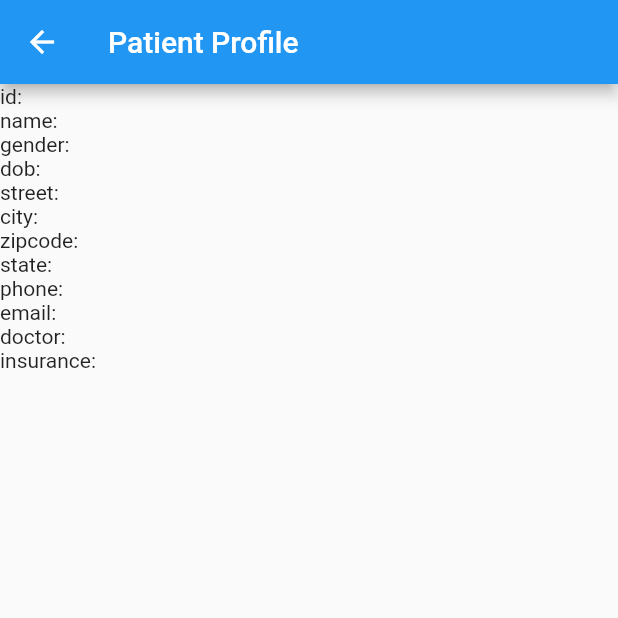
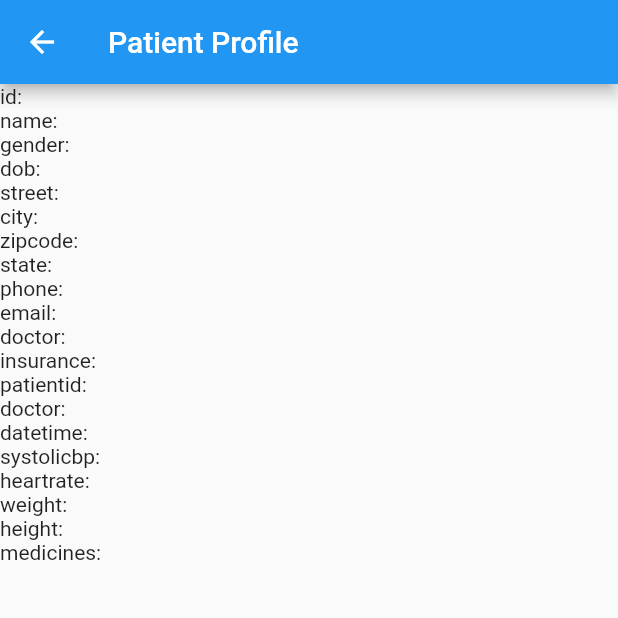
Before and after one commit to teaguestockwell/doctors-patient-database, a Flutter app: the ProfileHome screen opened directly with empty values, on a phone screen of 412 x 824 dp, the top half of it. Run offline on Flutter 3.47's test engine with Material 2 defaults, Android fonts, the phone set to English and light mode, and no system bars; our stand-ins replace cloud_firestore, firebase_core; accounts and stored records are empty.

Commit message:
bad lastest checkup query

```diff
--- a/lib/main.dart
+++ b/lib/main.dart
@@ -1,4 +1,5 @@
 import 'package:doctors_patient_database/screens/profile_edit.dart';
+import 'package:doctors_patient_database/screens/profile_home.dart';
 import 'package:doctors_patient_database/screens/profile_search.dart';
 
 import 'screens/profile_add.dart';
@@ -13,7 +14,8 @@ void main() async {
     MaterialApp(
       title: 'Flutter Demo',
       theme: theme,
-      home: ProfileSearch()
+      //home: ProfileSearch()
+      home: LastCheckup(patientid:'234567890')
     )
   );
 }
--- a/lib/models/checkup.dart
+++ b/lib/models/checkup.dart
@@ -0,0 +1,45 @@
+class Checkup{
+  String
+    patientid,
+    doctor,
+    datetime,
+    systolicbp,
+    heartrate,
+    weight,
+    height,
+    medicines;
+
+static final numFields = 8;
+
+Checkup({
+  this.patientid = '',
+  this.doctor = '',
+  this.datetime = '',
+  this.systolicbp = '',
+  this.heartrate = '',
+  this.weight = '',
+  this.height = '',
+  this.medicines = ''
+});
+
+Checkup.fromJson(Map<String, dynamic> json):
+   patientid = json['patientid'] ?? '',
+  doctor = json[''] ?? '',
+  datetime = json[''] ?? '',
+  systolicbp = json[''] ?? '',
+  heartrate = json[''] ?? '',
+  weight = json[''] ?? '',
+  height = json[''] ?? '',
+  medicines = json[''] ?? '';
+
+  Map<String, String> get toMap => {
+    'patientid': patientid ?? '',
+    'doctor': doctor ?? '',
+    'datetime': datetime ?? '',
+    'systolicbp': systolicbp ?? '',
+    'heartrate' :heartrate ?? '',
+    'weight' :weight ?? '',
+    'height': height ?? '',
+    'medicines': medicines ?? ''
+  };
+}
--- a/lib/models/patient.dart
+++ b/lib/models/patient.dart
@@ -44,11 +44,7 @@ class Patient{
     phone = json['phone'] ?? '',
     email = json['email'] ?? '',
     doctor = json['doctor'] ?? '',
-    insurance = json['insurance'] ?? ''
-    {
-      this.toString();
-    }
-
+    insurance = json['insurance'] ?? '';
 
   Map<String,String> get toMap => {
     'id': id ?? '',
--- a/lib/screens/profile_home.dart
+++ b/lib/screens/profile_home.dart
@@ -1,4 +1,6 @@
+import 'package:doctors_patient_database/models/checkup.dart';
 import 'package:doctors_patient_database/models/patient.dart';
+import 'package:doctors_patient_database/services/checkup_service.dart';
 import 'profile_edit.dart';
 import 'package:doctors_patient_database/services/patient_service.dart';
 import 'package:flutter/material.dart';
@@ -30,7 +32,7 @@ class _ProfileHomeState extends State<ProfileHome> {
           shrinkWrap: true,
           children: [
           HomeInfo(),
-          //LastCheckup(),
+          LastCheckup(),
         ])
       )
     );
@@ -50,3 +52,40 @@ class HomeInfo extends StatelessWidget {
     );
   }
 }
+
+class LastCheckup extends StatefulWidget {
+  final String patientid;
+  LastCheckup({@required this.patientid});
+  @override
+  _LastCheckupState createState() => _LastCheckupState();
+}
+
+class _LastCheckupState extends State<LastCheckup> {
+  var value;
+
+  initState(){
+    super.initState();
+    value = CheckupService().getLastCheckupGiven_patientid(this.widget.patientid);
+  }
+  @override
+  Widget build(BuildContext context) {
+    return StreamProvider<Checkup>.value(
+      value: value,
+      child: LastCheckupBody()
+    );
+  }
+}
+
+class LastCheckupBody extends StatelessWidget {
+  @override
+  Widget build(BuildContext context) {
+    final checkup = Provider.of<Checkup>(context) ?? Checkup();
+
+    return ListView.builder(
+      shrinkWrap: true,
+      itemCount: Checkup.numFields,
+      itemBuilder: (_,i) =>
+Text('${checkup.toMap.keys.elementAt(i)}:  ${checkup.toMap.values.elementAt(i)}')
+    );
+  }
+}
--- a/lib/services/checkup_service.dart
+++ b/lib/services/checkup_service.dart
@@ -1,5 +1,63 @@
-//create new checkup
+import 'package:cloud_firestore/cloud_firestore.dart';
+import '../models/checkup.dart';
 
-//get stream of checkup given patient id
+class CheckupService{
 
-//get stream of last checkup given patient id
+final CollectionReference checkupCollection = FirebaseFirestore.instance.collection('patients');
+
+ ///checkup list from snapshot
+  List<Checkup> _checkupListFromSnapshots(QuerySnapshot snapshot) {
+    return snapshot.docs.map(
+      (doc){
+        print(doc.data());
+        return Checkup.fromJson(doc.data());
+      }
+    ).toList();
+  }
+
+  ///get checkup streams
+  Stream<List<Checkup>> get patients {
+    return checkupCollection.snapshots()
+      .map(_checkupListFromSnapshots);
+  }
+
+  ///search checkup with patien id
+  // ignore: non_constant_identifier_names
+  Stream<List<Checkup>> searchCheckupGiven_patientid(String patientid){
+  return checkupCollection.where('patientid', isEqualTo: patientid)
+    .snapshots().map(_checkupListFromSnapshots);
+  }
+
+  ///create update
+   Future createOrUpdate(Map m, String id) async{
+    return checkupCollection.doc(id).set(m);
+  }
+
+  ///read
+  Stream<Checkup> getPatient(String id){
+    return checkupCollection.doc(id).snapshots().map(
+      (ds) => Checkup.fromJson(ds.data())
+    );
+  }
+
+  ///delete
+  Future delete(String id){
+    return checkupCollection.doc(id).delete();
+  }
+
+
+  ///get latest checkup
+  // ignore: non_constant_identifier_names
+  Stream<Checkup> getLastCheckupGiven_patientid(String patientid){
+    return checkupCollection.where('patientid', isEqualTo: patientid)
+    .orderBy('patientid').limitToLast(1).snapshots().
+    map(_checkupFromSnapshot);
+  }
+
+  ///the latest checkup
+  Checkup _checkupFromSnapshot(QuerySnapshot qs){
+    return qs.docs.map((doc) => Checkup.fromJson(doc.data())).last;
+  }
+
+
+}
--- a/lib/services/patient_service.dart
+++ b/lib/services/patient_service.dart
@@ -6,23 +6,8 @@ class PatientService{
   PatientService({this.id});
 
   final CollectionReference patientsCollection = FirebaseFirestore.instance.collection('patients');
-  //create new patient
 
-
-  //get a stream of a patient given id
-  Stream<List<Patient>> getPatientById(String id){
-    return patientsCollection.where('id', isEqualTo: id)
-      .snapshots().map(_patientListFromSnapshots);
-  }
-
-  Stream<Patient> getPatient(String id){
-    return patientsCollection.doc(id).snapshots().map(
-      (ds) => Patient.fromJson(ds.data())
-    );
-  }
-
-
-  //patient list from snapshot
+  ///patient list from snapshot
   List<Patient> _patientListFromSnapshots(QuerySnapshot snapshot) {
     return snapshot.docs.map(
       (doc){
@@ -32,27 +17,40 @@ class PatientService{
     ).toList();
   }
 
-  //delete patient doc
-  Future delete(String id){
-    return patientsCollection.doc(id).delete();
-  }
-
-
-  //get patient streams
+  ///get patient streams
   Stream<List<Patient>> get patients {
     return patientsCollection.snapshots()
       .map(_patientListFromSnapshots);
   }
 
+  ///given a pat name, return all streams of pat models that start with param
   Stream<List<Patient>> searchPatientName(String name){
     return patientsCollection.where('name', isGreaterThanOrEqualTo: name)
       .where('name', isLessThanOrEqualTo: name+ '\uf8ff')
       .snapshots().map(_patientListFromSnapshots);
   }
 
-  //create doc
+  ///get a stream of a patient given id
+  Stream<List<Patient>> getPatientById(String id){
+    return patientsCollection.where('id', isEqualTo: id)
+      .snapshots().map(_patientListFromSnapshots);
+  }
+
+  ///create update
    Future createOrUpdate(Map m, String id) async{
     return patientsCollection.doc(id).set(m);
   }
 
+  ///read
+  Stream<Patient> getPatient(String id){
+    return patientsCollection.doc(id).snapshots().map(
+      (ds) => Patient.fromJson(ds.data())
+    );
+  }
+
+  ///delete
+  Future delete(String id){
+    return patientsCollection.doc(id).delete();
+  }
+
 }
```
